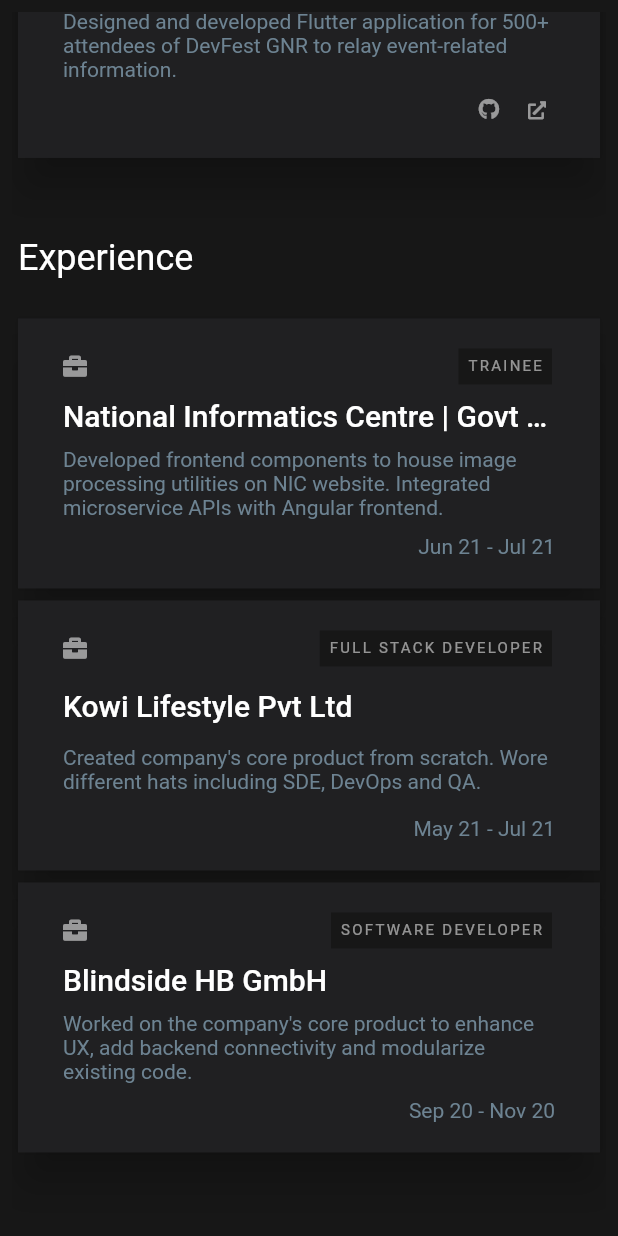
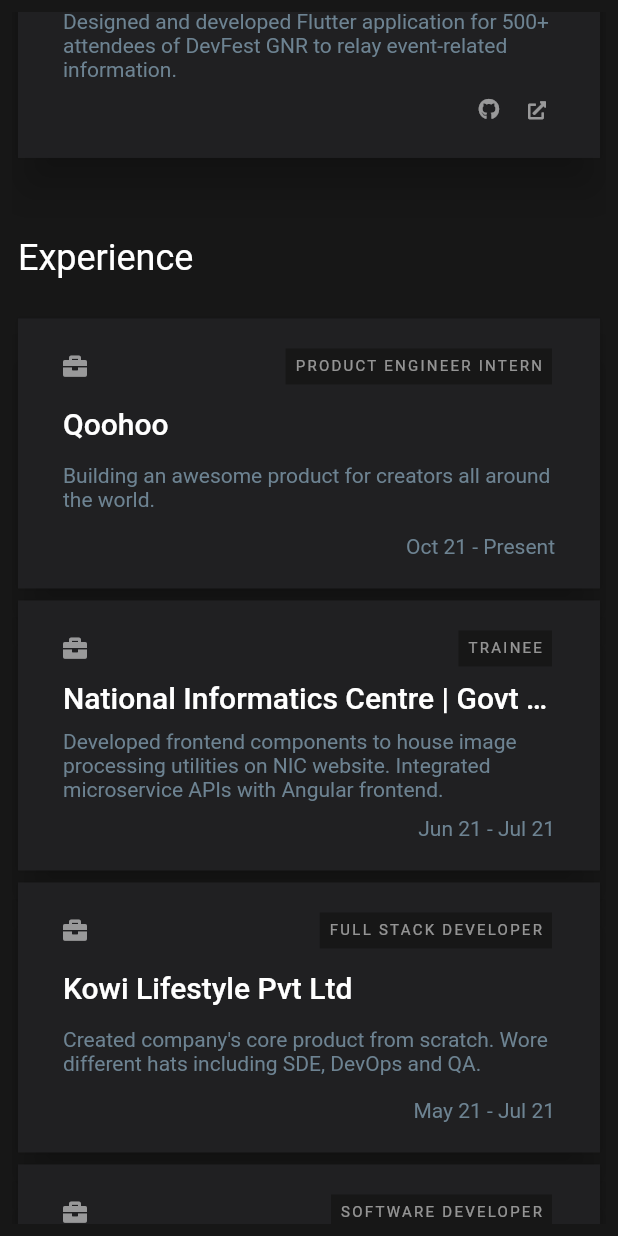
Before and after one commit to thecodepapaya/portfolio, a Flutter app: the screen it shows after launch, scrolled down 1152 dp, on a phone screen of 412 x 824 dp. Run offline on Flutter 3.47's test engine with Material 2 defaults, Android fonts, the phone set to English and light mode, and no system bars; drawn by our look-alikes of sticky_headers; our stand-ins replace firebase_analytics, firebase_core, font_awesome_flutter, responsive_builder, visibility_detector; accounts and stored records are empty.

Commit message:
Update experience section to include qoohoo

```diff
--- a/lib/experience/experience.dart
+++ b/lib/experience/experience.dart
@@ -55,6 +55,14 @@ class Experience extends StatelessWidget {
 
 final data = [
   ExperienceData(
+    organizationName: "Qoohoo",
+    position: "Product Engineer Intern",
+    description:
+        "Building an awesome product for creators all around the world.",
+    startYearMonth: "Oct 21",
+    endYearMonth: "Present",
+  ),
+  ExperienceData(
     organizationName: "National Informatics Centre | Govt of India",
     position: "Trainee",
     description:
```
Also changed, not shown: lib/generated/intl/messages_en.dart.
